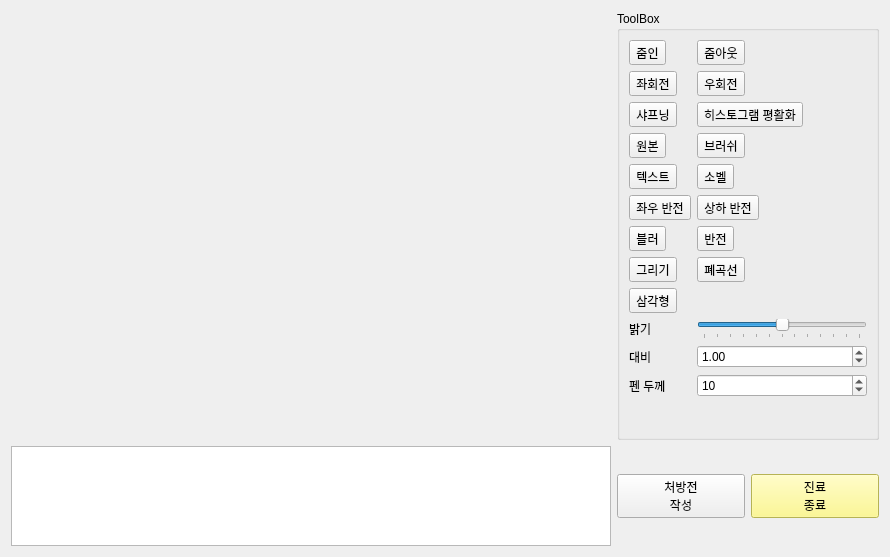
Qt form ImageViewerSW/imagealbum.ui (Jeong0809/QT) before a commit.
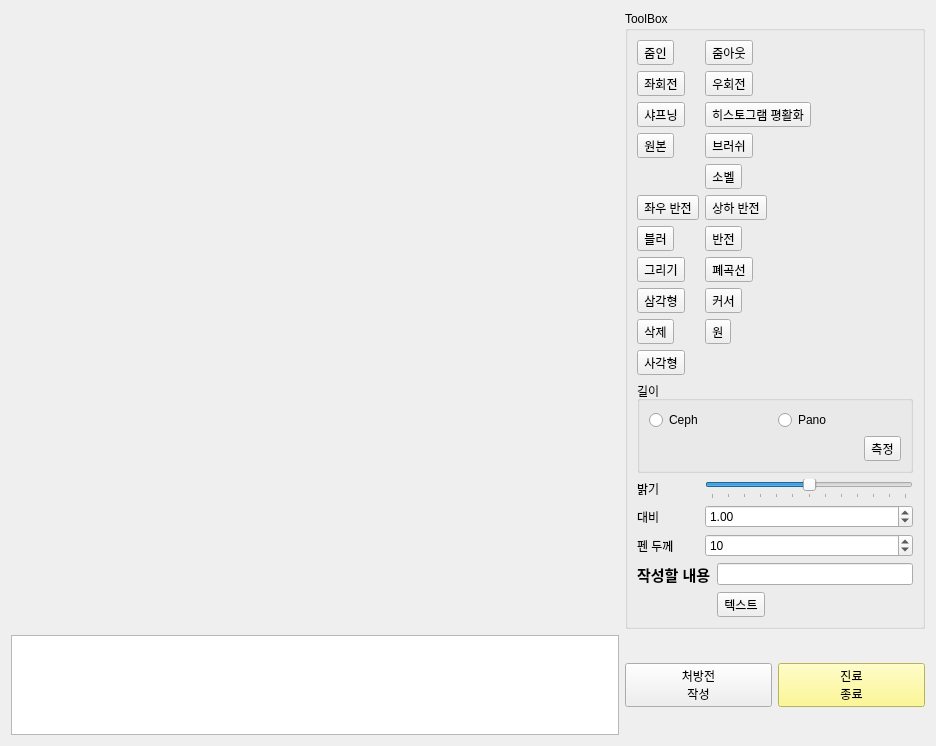
The same form after that commit.

Patch:
```diff
--- a/ImageViewerSW/imagealbum.ui
+++ b/ImageViewerSW/imagealbum.ui
@@ -6,8 +6,8 @@
    <rect>
     <x>0</x>
     <y>0</y>
-    <width>890</width>
-    <height>557</height>
+    <width>936</width>
+    <height>619</height>
    </rect>
   </property>
   <property name="cursor">
@@ -46,39 +46,14 @@
       <property name="title">
        <string>ToolBox</string>
       </property>
-      <layout class="QFormLayout" name="formLayout">
-       <item row="0" column="0">
-        <widget class="QToolButton" name="ZoomIn">
+      <layout class="QGridLayout" name="gridLayout_4">
+       <item row="12" column="0">
+        <widget class="QLabel" name="label">
          <property name="text">
-          <string>줌인</string>
+          <string>밝기</string>
          </property>
-        </widget>
-       </item>
-       <item row="0" column="1">
-        <widget class="QToolButton" name="ZoomOut">
-         <property name="text">
-          <string>줌아웃</string>
-         </property>
-        </widget>
-       </item>
-       <item row="1" column="0">
-        <widget class="QToolButton" name="LeftRotate">
-         <property name="text">
-          <string>좌회전</string>
-         </property>
-        </widget>
-       </item>
-       <item row="1" column="1">
-        <widget class="QToolButton" name="RightRotate">
-         <property name="text">
-          <string>우회전</string>
-         </property>
-        </widget>
-       </item>
-       <item row="2" column="0">
-        <widget class="QToolButton" name="Sharpening">
-         <property name="text">
-          <string>샤프닝</string>
+         <property name="buddy">
+          <cstring>horizontalSlider</cstring>
          </property>
         </widget>
        </item>
@@ -89,62 +64,6 @@
          </property>
         </widget>
        </item>
-       <item row="3" column="0">
-        <widget class="QToolButton" name="OrigImage">
-         <property name="text">
-          <string>원본</string>
-         </property>
-        </widget>
-       </item>
-       <item row="3" column="1">
-        <widget class="QToolButton" name="Brush">
-         <property name="text">
-          <string>브러쉬</string>
-         </property>
-        </widget>
-       </item>
-       <item row="4" column="1">
-        <widget class="QToolButton" name="Sobel">
-         <property name="text">
-          <string>소벨</string>
-         </property>
-        </widget>
-       </item>
-       <item row="5" column="0">
-        <widget class="QToolButton" name="VReverse">
-         <property name="text">
-          <string>좌우 반전</string>
-         </property>
-        </widget>
-       </item>
-       <item row="5" column="1">
-        <widget class="QToolButton" name="HReverse">
-         <property name="text">
-          <string>상하 반전</string>
-         </property>
-        </widget>
-       </item>
-       <item row="6" column="0">
-        <widget class="QToolButton" name="Blur">
-         <property name="text">
-          <string>블러</string>
-         </property>
-        </widget>
-       </item>
-       <item row="6" column="1">
-        <widget class="QToolButton" name="Reverse">
-         <property name="text">
-          <string>반전</string>
-         </property>
-        </widget>
-       </item>
-       <item row="7" column="0">
-        <widget class="QToolButton" name="Lines">
-         <property name="text">
-          <string>그리기</string>
-         </property>
-        </widget>
-       </item>
        <item row="7" column="1">
         <widget class="QToolButton" name="Freehand">
          <property name="text">
@@ -152,17 +71,7 @@
          </property>
         </widget>
        </item>
-       <item row="9" column="0">
-        <widget class="QLabel" name="label">
-         <property name="text">
-          <string>밝기</string>
-         </property>
-         <property name="buddy">
-          <cstring>horizontalSlider</cstring>
-         </property>
-        </widget>
-       </item>
-       <item row="9" column="1">
+       <item row="12" column="1">
         <widget class="QSlider" name="horizontalSlider">
          <property name="minimum">
           <number>-60</number>
@@ -178,7 +87,117 @@
          </property>
         </widget>
        </item>
-       <item row="10" column="0">
+       <item row="0" column="0">
+        <widget class="QToolButton" name="ZoomIn">
+         <property name="text">
+          <string>줌인</string>
+         </property>
+        </widget>
+       </item>
+       <item row="3" column="1">
+        <widget class="QToolButton" name="Brush">
+         <property name="text">
+          <string>브러쉬</string>
+         </property>
+        </widget>
+       </item>
+       <item row="5" column="1">
+        <widget class="QToolButton" name="HReverse">
+         <property name="text">
+          <string>상하 반전</string>
+         </property>
+        </widget>
+       </item>
+       <item row="7" column="0">
+        <widget class="QToolButton" name="Lines">
+         <property name="text">
+          <string>그리기</string>
+         </property>
+        </widget>
+       </item>
+       <item row="8" column="0">
+        <widget class="QToolButton" name="Triangle">
+         <property name="text">
+          <string>삼각형</string>
+         </property>
+        </widget>
+       </item>
+       <item row="3" column="0">
+        <widget class="QToolButton" name="OrigImage">
+         <property name="text">
+          <string>원본</string>
+         </property>
+        </widget>
+       </item>
+       <item row="4" column="1">
+        <widget class="QToolButton" name="Sobel">
+         <property name="text">
+          <string>소벨</string>
+         </property>
+        </widget>
+       </item>
+       <item row="0" column="1">
+        <widget class="QToolButton" name="ZoomOut">
+         <property name="text">
+          <string>줌아웃</string>
+         </property>
+        </widget>
+       </item>
+       <item row="14" column="0">
+        <widget class="QLabel" name="label_3">
+         <property name="text">
+          <string>펜 두께</string>
+         </property>
+         <property name="buddy">
+          <cstring>Thickness</cstring>
+         </property>
+        </widget>
+       </item>
+       <item row="15" column="0" colspan="2">
+        <layout class="QFormLayout" name="formLayout">
+         <item row="0" column="1">
+          <widget class="QLineEdit" name="lineEdit"/>
+         </item>
+         <item row="0" column="0">
+          <widget class="QLabel" name="label_4">
+           <property name="font">
+            <font>
+             <pointsize>11</pointsize>
+             <bold>true</bold>
+            </font>
+           </property>
+           <property name="text">
+            <string>작성할 내용</string>
+           </property>
+           <property name="buddy">
+            <cstring>lineEdit</cstring>
+           </property>
+          </widget>
+         </item>
+         <item row="1" column="1">
+          <widget class="QToolButton" name="TextBox">
+           <property name="text">
+            <string>텍스트</string>
+           </property>
+          </widget>
+         </item>
+        </layout>
+       </item>
+       <item row="2" column="0">
+        <widget class="QToolButton" name="Sharpening">
+         <property name="text">
+          <string>샤프닝</string>
+         </property>
+        </widget>
+       </item>
+       <item row="9" column="1">
+        <widget class="QToolButton" name="Ellipse">
+         <property name="text">
+          <string>원</string>
+         </property>
+        </widget>
+       </item>
+       <item row="13" column="0">
         <widget class="QLabel" name="label_2">
          <property name="text">
           <string>대비</string>
@@ -188,7 +207,49 @@
          </property>
         </widget>
        </item>
-       <item row="10" column="1">
+       <item row="1" column="1">
+        <widget class="QToolButton" name="RightRotate">
+         <property name="text">
+          <string>우회전</string>
+         </property>
+        </widget>
+       </item>
+       <item row="6" column="0">
+        <widget class="QToolButton" name="Blur">
+         <property name="text">
+          <string>블러</string>
+         </property>
+        </widget>
+       </item>
+       <item row="10" column="0">
+        <widget class="QToolButton" name="Rectangle">
+         <property name="text">
+          <string>사각형</string>
+         </property>
+        </widget>
+       </item>
+       <item row="1" column="0">
+        <widget class="QToolButton" name="LeftRotate">
+         <property name="text">
+          <string>좌회전</string>
+         </property>
+        </widget>
+       </item>
+       <item row="6" column="1">
+        <widget class="QToolButton" name="Reverse">
+         <property name="text">
+          <string>반전</string>
+         </property>
+        </widget>
+       </item>
+       <item row="8" column="1">
+        <widget class="QToolButton" name="Cursor">
+         <property name="text">
+          <string>커서</string>
+         </property>
+        </widget>
+       </item>
+       <item row="13" column="1">
         <widget class="QDoubleSpinBox" name="Contrast">
          <property name="maximum">
           <double>5.000000000000000</double>
@@ -201,35 +262,72 @@
          </property>
         </widget>
        </item>
-       <item row="11" column="0">
-        <widget class="QLabel" name="label_3">
+       <item row="9" column="0">
+        <widget class="QToolButton" name="Delete">
          <property name="text">
-          <string>펜 두께</string>
-         </property>
-         <property name="buddy">
-          <cstring>Thickness</cstring>
+          <string>삭제</string>
          </property>
         </widget>
        </item>
-       <item row="11" column="1">
+       <item row="14" column="1">
         <widget class="QSpinBox" name="Thickness">
          <property name="value">
           <number>10</number>
          </property>
         </widget>
        </item>
-       <item row="4" column="0">
-        <widget class="QToolButton" name="TextBox">
+       <item row="5" column="0">
+        <widget class="QToolButton" name="VReverse">
          <property name="text">
-          <string>텍스트</string>
+          <string>좌우 반전</string>
          </property>
         </widget>
        </item>
-       <item row="8" column="0">
-        <widget class="QToolButton" name="Triangle">
-         <property name="text">
-          <string>삼각형</string>
+       <item row="11" column="0" colspan="2">
+        <widget class="QGroupBox" name="groupBox_2">
+         <property name="title">
+          <string>길이</string>
          </property>
+         <layout class="QGridLayout" name="gridLayout_3">
+          <item row="0" column="0">
+           <widget class="QRadioButton" name="Ceph">
+            <property name="text">
+             <string>Ceph</string>
+            </property>
+           </widget>
+          </item>
+          <item row="0" column="1">
+           <widget class="QRadioButton" name="Pano">
+            <property name="text">
+             <string>Pano</string>
+            </property>
+           </widget>
+          </item>
+          <item row="1" column="0" colspan="2">
+           <layout class="QHBoxLayout" name="horizontalLayout">
+            <item>
+             <spacer name="horizontalSpacer">
+              <property name="orientation">
+               <enum>Qt::Horizontal</enum>
+              </property>
+              <property name="sizeHint" stdset="0">
+               <size>
+                <width>158</width>
+                <height>13</height>
+               </size>
+              </property>
+             </spacer>
+            </item>
+            <item>
+             <widget class="QToolButton" name="LengthMeasurement">
+              <property name="text">
+               <string>측정</string>
+              </property>
+             </widget>
+            </item>
+           </layout>
+          </item>
+         </layout>
         </widget>
        </item>
       </layout>
```
Left out of the diff: 90 changed lines with no effect on the pictures.
